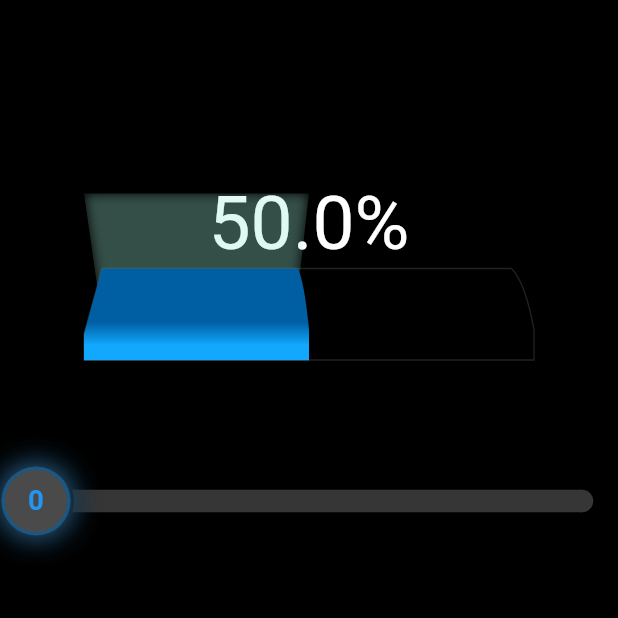
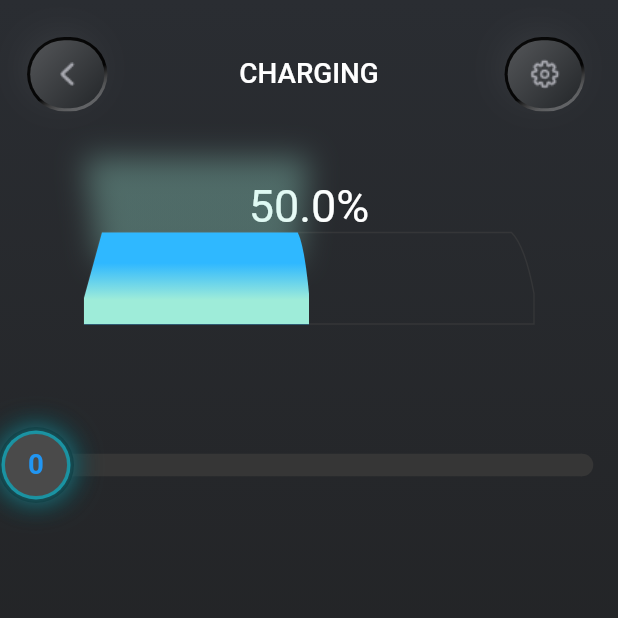
Before and after one commit to ihardk/tesla_demo, a Flutter app: the TeslaDetailsScreen screen opened directly, on a phone screen of 412 x 824 dp, the top half of it. Run offline on Flutter 3.47's test engine with Material 2 defaults, Android fonts, the phone set to English and light mode, and no system bars; our stand-ins replace gap.

Commit message:
save rahul

```diff
--- a/lib/main.dart
+++ b/lib/main.dart
@@ -2,7 +2,7 @@ import 'package:flutter/material.dart';
 import 'package:flutter/services.dart';
 import 'package:tesla_demo/constants/theme.dart';
 
-import 'screens/climate_screen.dart';
+import 'screens/tesla_details_screen.dart';
 
 void main() {
   runApp(const MyApp());
@@ -20,8 +20,8 @@ class MyApp extends StatelessWidget {
       debugShowCheckedModeBanner: false,
       title: 'Tesla App Demo',
       theme: themeData,
-      home: const ClimateScreen(),
-      // home: const TeslaDetailsScreen(),
+      // home: const ClimateScreen(),
+      home: const TeslaDetailsScreen(),
     );
   }
 }
--- a/lib/screens/tesla_details_screen.dart
+++ b/lib/screens/tesla_details_screen.dart
@@ -1,22 +1,72 @@
 import 'package:flutter/material.dart';
 import 'package:gap/gap.dart';
-import 'package:tesla_demo/constants/my_colors.dart';
+import 'dart:ui' as ui;
+import '../constants/images.dart';
+import '../constants/my_colors.dart';
+import '../constants/size_config.dart';
+import '../constants/theme.dart';
+import '../widgets/my_new_progress_slider.dart';
+import '../widgets/round_icon_button.dart';
 
-import 'dart:ui' as ui;
-
-import 'package:tesla_demo/widgets/my_new_progress_slider.dart';
-
-class TeslaDetailsScreen extends StatelessWidget {
+class TeslaDetailsScreen extends StatefulWidget {
   const TeslaDetailsScreen({super.key});
 
   @override
+  State<TeslaDetailsScreen> createState() => _TeslaDetailsScreenState();
+}
+
+class _TeslaDetailsScreenState extends State<TeslaDetailsScreen> {
+  @override
   Widget build(BuildContext context) {
+    SizeConfig.init(context);
     return Scaffold(
-      body: SafeArea(
-        child: Center(
-          child: Column(
-            children: const [Gap(120), MyGlowSlider()],
+      appBar: AppBar(
+        toolbarHeight: SizeConfig.screenHeight * 0.12,
+        title: Row(
+          crossAxisAlignment: CrossAxisAlignment.center,
+          children: [
+            Container(
+              padding: const EdgeInsets.only(
+                right: 20,
+              ),
+              child: const RoundedIconButton(icon: leftarrow),
+            ),
+            Expanded(
+              child: Container(
+                alignment: Alignment.center,
+                child: Text(
+                  "CHARGING",
+                  style: TextStyle(
+                      color: white,
+                      fontSize: SizeConfig.blockSizeHorizontal * 4.5),
+                ),
+              ),
+            ),
+          ],
+        ),
+        actions: [
+          Container(
+            padding: const EdgeInsets.only(
+              right: 20,
+            ),
+            child: const RoundedIconButton(icon: setting),
           ),
+        ],
+      ),
+      extendBodyBehindAppBar: true,
+      body: Container(
+        decoration: const BoxDecoration(
+          gradient: LinearGradient(
+            colors: [
+              Color(0xFF2A2D32),
+              Color(0xFF1D1D1D),
+            ],
+            begin: Alignment.topCenter,
+            end: Alignment.bottomCenter,
+          ),
+        ),
+        child: Column(
+          children: const [Gap(120), MyGlowSlider()],
         ),
       ),
     );
@@ -41,8 +91,8 @@ class _MyGlowSliderState extends State<MyGlowSlider> {
         Text(
           "${(value * 100).toStringAsFixed(1)}%",
           style: const TextStyle(
-            fontSize: 50,
-            color: kcWhite,
+            fontSize: 30,
+            color: Colors.white,
           ),
         ),
         CustomPaint(
@@ -62,13 +112,9 @@ class _MyGlowSliderState extends State<MyGlowSlider> {
             });
           },
           inActiveTrackColor: kcBGGrey,
-          activeTrackColor: kcPrimary,
-          linearGradient: const LinearGradient(
-            colors: [
-              kcPrimary,
-              kcPrimaryDark,
-            ],
-          ),
+          activeTrackColor: Colors.cyan,
+          linearGradient:
+              const LinearGradient(colors: [Colors.cyan, Colors.blue]),
           min: 0,
         )
       ],
@@ -149,17 +195,27 @@ class BatteryPaint extends CustomPainter {
 
   Paint _batteryPaint(Size size, double width) {
     Paint topPaint = Paint()
-      ..color = kcPrimary
+      ..color = const Color.fromARGB(255, 35, 220, 255)
       ..style = PaintingStyle.fill
       ..strokeWidth = width * 0.00
       ..strokeCap = StrokeCap.butt
       ..strokeJoin = StrokeJoin.miter;
 
     topPaint.shader = ui.Gradient.linear(
-      Offset(width * 0.50, size.height * 0.50),
+      Offset(width * 0.50, size.height * 0.40),
       Offset(width * 0.50, size.height),
-      value < 0.3 ? [Colors.orange, Colors.red] : [kcPrimary, kcPrimaryDark],
-      [0.4, 1.0],
+
+      value < 0.3
+          ? [
+              Colors.orange,
+              Colors.red,
+            ]
+          : [
+              const Color(0xFF2FB8FF),
+              const Color(0xFF9EECD9),
+            ],
+      // : [const Color(0xFF9EECD9), const Color(0xff2FB8FF)],
+      [-1, 0.8],
     );
     return topPaint;
   }
@@ -175,11 +231,13 @@ class BatteryPaint extends CustomPainter {
     bottomPaint.shader = ui.Gradient.linear(
       Offset(size.width * 0.50, size.height * 0.50),
       Offset(size.width * 0.50, size.height),
-      [const Color(0xFF9EECD9), const Color(0xff2FB8FF)],
+      [const Color(0xFF9EECD9), const Color(0xff2FB8FF),],
       [0.4, 1.0],
     );
 
-    Paint glowPaint = Paint()..style = PaintingStyle.fill;
+    Paint glowPaint = Paint()
+      ..style = PaintingStyle.fill
+      ..maskFilter = const MaskFilter.blur(BlurStyle.normal, 10);
 
     glowPaint.shader = ui.Gradient.linear(
       Offset(size.width * 0.50, size.height * 0.50),
@@ -190,7 +248,7 @@ class BatteryPaint extends CustomPainter {
       ],
       [0.3, 1.0],
     );
-    glowPaint.maskFilter = const MaskFilter.blur(BlurStyle.inner, 4);
+    // glowPaint.maskFilter = const MaskFilter.blur(BlurStyle.inner, 4);
 
     final rect =
         Rect.fromLTWH(0, size.height * 1, valueFilledWidth, size.height * 0.2);
```
